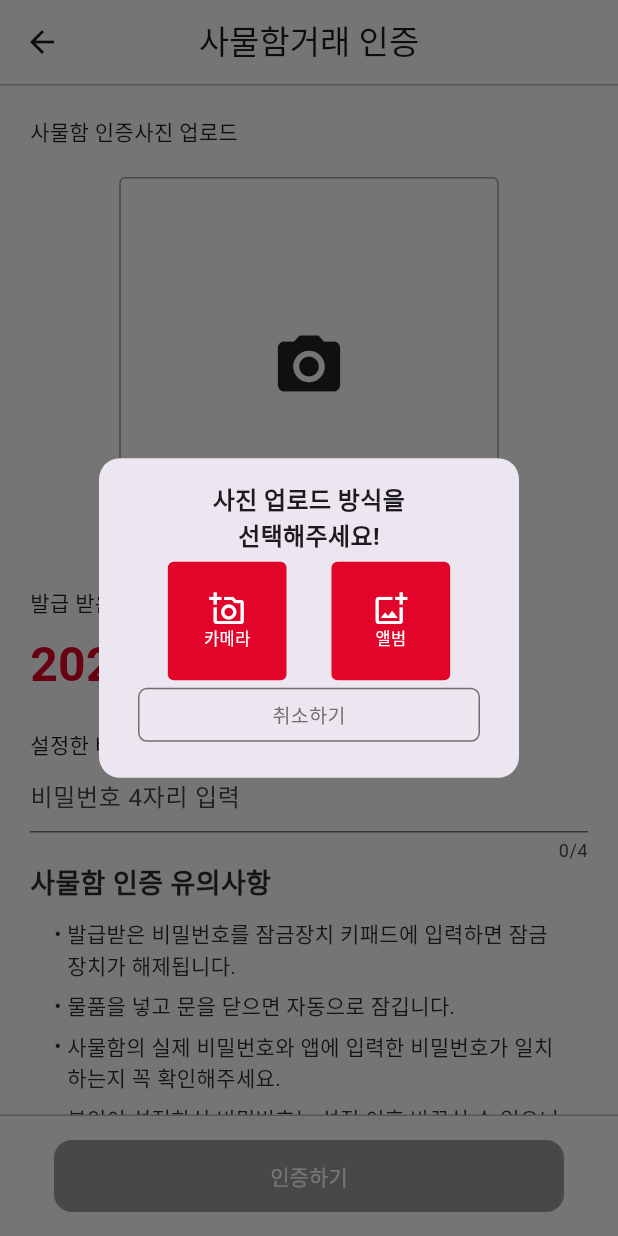
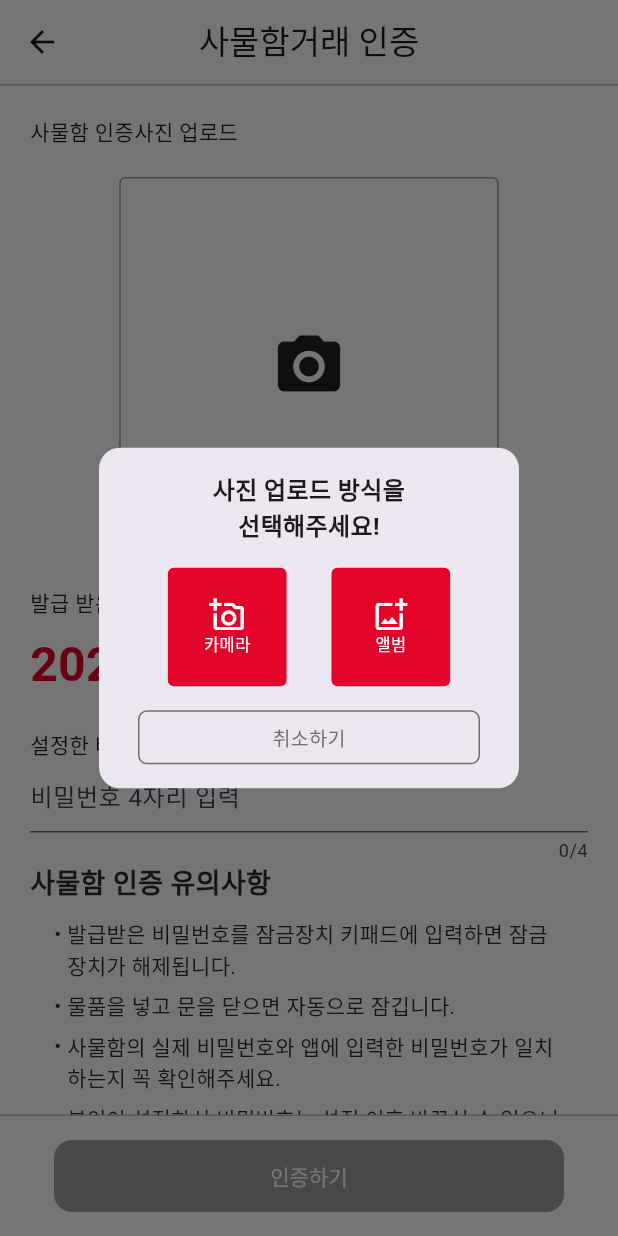
Before and after one commit to DangMooG/dangmoog-front, a Flutter app: the LockerValPage screen opened directly with empty values, after a tap on the "camera alt" icon, on a phone screen of 412 x 824 dp. Run offline on Flutter 3.47's test engine with Material 3 defaults, Android fonts, the phone set to English and light mode, and no system bars; our stand-ins replace cached_network_image, carousel_slider, dio, dropdown_button2, firebase_core, firebase_messaging and 6 more; missing offline and left inert: keyboard_height_plugin; accounts and stored records are empty; Roboto replaces fonts that are missing (Pretendard); project files that could hold a hidden picture were left out.

Commit message:
fix(locker): use dialog instead of alert dialog

```diff
--- a/dangmoog/lib/screens/addpage/locker_val.dart
+++ b/dangmoog/lib/screens/addpage/locker_val.dart
@@ -254,15 +254,18 @@ class _LockerValState extends State<LockerValPage> {
       context: context,
       builder: (BuildContext dialogContext) {
         Size screenSize = MediaQuery.of(context).size;
-        return AlertDialog(
+        return Dialog(
           shape: RoundedRectangleBorder(
             borderRadius: BorderRadius.circular(14),
           ),
-          content: SizedBox(
+          child: Padding(
+            padding: const EdgeInsets.symmetric(vertical: 16),
+            child: SizedBox(
               width: screenSize.width * 0.55,
-            height: screenSize.height * 0.21,
+              // height: screenSize.height * 0.21,
               child: Column(
-              mainAxisAlignment: MainAxisAlignment.spaceBetween,
+                mainAxisAlignment: MainAxisAlignment.center,
+                mainAxisSize: MainAxisSize.min,
                 children: [
                   const Text(
                     '사진 업로드 방식을\n선택해주세요!',
@@ -271,6 +274,9 @@ class _LockerValState extends State<LockerValPage> {
                       fontSize: 16,
                       fontWeight: FontWeight.w600,
                     ),
+                  ),
+                  const SizedBox(
+                    height: 16,
                   ),
                   Row(
                     mainAxisAlignment: MainAxisAlignment.center,
@@ -288,6 +294,9 @@ class _LockerValState extends State<LockerValPage> {
                         _pickImageFromAlbum(context);
                       }),
                     ],
+                  ),
+                  const SizedBox(
+                    height: 16,
                   ),
                   GestureDetector(
                     onTap: () {
@@ -315,6 +324,7 @@ class _LockerValState extends State<LockerValPage> {
                     ),
                   )
                 ],
+              ),
             ),
           ),
         );
```
Lines whose indentation alone changed are shown as unchanged.
